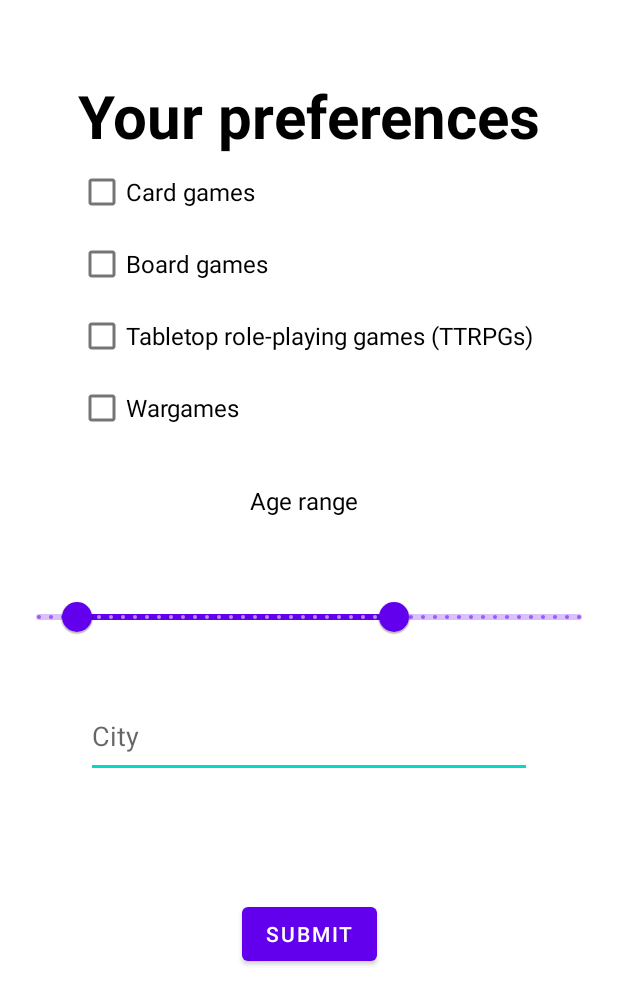
After one commit to sw21-tug/Team_22, an Android app: the layout search_profile_preferences.xml on its own in the app's theme, with its tools: preview values and no code run, on a phone screen of 412 x 824 dp. The commit adds this screen. Shown: the top 1005 px of the screen. Run offline under Robolectric (Android 15) with nearby library versions, the phone set to English and light mode, and no system bars.

Commit message:
L4G-5 implemented search profile file and xml file [HB, RDZ]

```diff
--- /dev/null
+++ b/Client/app/src/main/java/com/Client/Table/ui/preferenceSearch/activity_preference_search.kt
@@ -0,0 +1,32 @@
+package com.Client.Table.ui.preferenceSearch
+import androidx.appcompat.app.AppCompatActivity
+import android.os.Bundle
+import android.widget.Button
+import android.widget.CheckBox
+import android.widget.EditText
+import com.Client.Table.R
+import com.Client.Table.ui.bio.BioViewModel
+import com.Client.Table.ui.bio.EditBioFragment
+import com.Client.Table.ui.bio.EditBioFragmentDirections
+
+class activity_preference_search : AppCompatActivity() {
+
+    override fun onCreate(savedInstanceState: Bundle?) {
+        super.onCreate(savedInstanceState)
+        setContentView(R.layout.search_profile_preferences)
+    }
+
+    companion object {
+        val MIN_AGE = 14
+        val MAX_AGE = 99
+    }
+
+    lateinit var search_city_input: EditText
+    lateinit var submit_btn: Button
+    lateinit var check_box_1: CheckBox
+    lateinit var check_box_2: CheckBox
+    lateinit var check_box_3: CheckBox
+    lateinit var check_box_4: CheckBox
+
+
+}
--- /dev/null
+++ b/Client/app/src/main/res/layout/search_profile_preferences.xml
@@ -0,0 +1,134 @@
+<?xml version="1.0" encoding="utf-8"?>
+<androidx.constraintlayout.widget.ConstraintLayout
+    xmlns:android="http://schemas.android.com/apk/res/android"
+    xmlns:app="http://schemas.android.com/apk/res-auto"
+    xmlns:tools="http://schemas.android.com/tools"
+    android:layout_width="match_parent"
+    android:layout_height="match_parent"
+    android:fillViewport="true">
+
+
+    <com.google.android.material.slider.RangeSlider
+        android:id="@+id/sliderRange"
+        android:layout_width="match_parent"
+        android:layout_height="wrap_content"
+        android:layout_marginStart="10dp"
+        android:layout_marginTop="1dp"
+        android:layout_marginEnd="10dp"
+        android:layout_marginBottom="300dp"
+        android:stepSize="1"
+        android:value="20"
+        android:valueFrom="14"
+        android:valueTo="99"
+        app:layout_constraintBottom_toBottomOf="parent"
+        app:layout_constraintEnd_toEndOf="parent"
+        app:layout_constraintHorizontal_bias="0.0"
+        app:layout_constraintStart_toStartOf="parent"
+        app:layout_constraintTop_toBottomOf="@+id/bio_checkboxes"
+        app:layout_constraintVertical_bias="0.505"
+        app:values="@array/rangeSliderValues" />
+
+    <LinearLayout
+        android:id="@+id/bio_checkboxes"
+        android:layout_width="wrap_content"
+        android:layout_height="wrap_content"
+        android:orientation="vertical"
+        app:layout_constraintEnd_toEndOf="parent"
+        app:layout_constraintStart_toStartOf="parent"
+        app:layout_constraintTop_toTopOf="parent">
+
+        <TextView
+            android:id="@+id/edit_search_preferences"
+            android:layout_width="wrap_content"
+            android:layout_height="wrap_content"
+            android:layout_marginTop="50dp"
+            android:text="@string/edit_search_preferences"
+            android:textColor="@color/black"
+            android:textSize="40dp"
+            android:textStyle="bold"
+            app:layout_constraintEnd_toEndOf="parent"
+            app:layout_constraintHorizontal_bias="0.143"
+            app:layout_constraintStart_toStartOf="parent"
+            app:layout_constraintTop_toTopOf="parent" />
+
+        <CheckBox
+            android:id="@+id/edit_bio_checkbox_1"
+            android:layout_width="wrap_content"
+            android:layout_height="wrap_content"
+            android:text="@string/bio_interests_card_games"
+            android:textSize="16sp" />
+
+        <CheckBox
+            android:id="@+id/edit_bio_checkbox_2"
+            android:layout_width="wrap_content"
+            android:layout_height="wrap_content"
+            android:text="@string/bio_interests_board_games"
+            android:textSize="16sp" />
+
+        <CheckBox
+            android:id="@+id/edit_bio_checkbox_3"
+            android:layout_width="wrap_content"
+            android:layout_height="wrap_content"
+            android:text="@string/bio_interests_ttrpgs"
+            android:textSize="16sp" />
+
+        <CheckBox
+            android:id="@+id/edit_bio_checkbox_4"
+            android:layout_width="wrap_content"
+            android:layout_height="wrap_content"
+            android:text="@string/bio_interests_wargames"
+            android:textSize="16sp" />
+
+
+    </LinearLayout>
+
+    <TextView
+        android:layout_width="79dp"
+        android:layout_height="41dp"
+        android:layout_marginTop="299dp"
+        android:layout_marginBottom="48dp"
+        android:text="@string/age_range"
+        android:textColor="@color/black"
+        android:textSize="16sp"
+        app:layout_constraintBottom_toBottomOf="@+id/sliderRange"
+        app:layout_constraintEnd_toEndOf="parent"
+        app:layout_constraintStart_toStartOf="parent"
+        app:layout_constraintTop_toTopOf="@+id/bio_checkboxes" />
+
+    <EditText
+        android:id="@+id/search_city_input"
+        android:layout_width="0dp"
+        android:layout_height="wrap_content"
+        android:layout_marginStart="57dp"
+        android:layout_marginTop="55dp"
+        android:layout_marginEnd="57dp"
+        android:layout_marginBottom="280dp"
+        android:hint="@string/bio_hint_city"
+        android:inputType="text"
+        android:paddingBottom="16dp"
+        android:selectAllOnFocus="true"
+        app:layout_constraintBottom_toBottomOf="parent"
+        app:layout_constraintEnd_toEndOf="parent"
+        app:layout_constraintHorizontal_bias="0.875"
+        app:layout_constraintStart_toStartOf="parent"
+        app:layout_constraintTop_toTopOf="@+id/sliderRange" />
+
+    <Button
+        android:id="@+id/SearchPreferencesBtn"
+        android:layout_width="wrap_content"
+        android:layout_height="wrap_content"
+        android:layout_gravity="start"
+        android:layout_marginStart="24dp"
+        android:layout_marginTop="80dp"
+        android:layout_marginEnd="24dp"
+        android:layout_marginBottom="70dp"
+        android:enabled="true"
+        android:text="@string/submit_button_text"
+        app:layout_constraintBottom_toBottomOf="parent"
+        app:layout_constraintEnd_toEndOf="parent"
+        app:layout_constraintStart_toStartOf="parent"
+        app:layout_constraintTop_toBottomOf="@+id/search_city_input"
+        app:layout_constraintVertical_bias="0.0" />
+
+
+</androidx.constraintlayout.widget.ConstraintLayout>
--- a/Client/app/src/main/res/values/strings.xml
+++ b/Client/app/src/main/res/values/strings.xml
@@ -58,5 +58,15 @@
     <string name="bio_error_message_age_range">This is not a valid age</string>
     <string name="bio_error_message_empty_username">Please enter an username</string>
     <string name="your_bio">Your Bio</string>
+    <string name="edit_search_preferences">Your preferences</string>
+    <string name="age_range">Age range</string>
+    <string name="city_preference">City</string>
+    <string name="edit_search_profile">EDIT SEARCH PROFILE</string>
+    <array name="rangeSliderValues">
+        <item>20.0</item>
+        <item>70.0</item>
+    </array>
+
+
 
 </resources>
```
Also changed, not shown: 1 other file.
